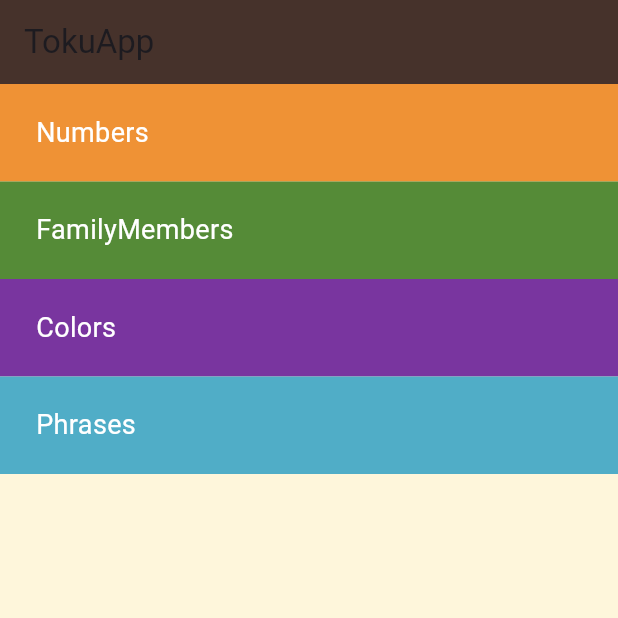
After one commit to faresarar/toku, a Flutter app: the screen it shows after launch, on a phone screen of 412 x 824 dp, the top half of it. The commit adds this screen. Run offline on Flutter 3.47's test engine with Material 3 defaults, Android fonts, the phone set to English and light mode, and no system bars.

Commit message:
Refactor Home Page

```diff
--- /dev/null
+++ b/lib/screens/home_page.dart
@@ -0,0 +1,26 @@
+import 'package:flutter/material.dart';
+
+import '../widgets/Category.dart';
+
+class HomePage extends StatelessWidget {
+  const HomePage({super.key});
+
+  @override
+  Widget build(BuildContext context) {
+    return Scaffold(
+      backgroundColor: const Color(0xffFEF6DB),
+      appBar: AppBar(
+        backgroundColor: const Color(0xff46322B),
+        title: const Text("TokuApp"),
+      ),
+      body: const Column(
+        children: [
+          Category(text: "Numbers",color: Color(0xffEF9235),),
+          Category(text: "FamilyMembers",color: Color(0xff558B37),),
+          Category(text: "Colors",color: Color(0xff79359F),),
+          Category(text: "Phrases",color: Color(0xff50ADC7),),
+        ],
+      ),
+    );
+  }
+}
--- /dev/null
+++ b/lib/widgets/Category.dart
@@ -0,0 +1,25 @@
+import 'package:flutter/material.dart';
+
+class Category extends StatelessWidget {
+  final String? text;
+  final Color? color;
+
+  const Category({super.key, this.color, this.text});
+  @override
+  Widget build(BuildContext context) {
+    return Container(
+      padding: const EdgeInsets.only(left: 24),
+      alignment: Alignment.centerLeft,
+      height: 65,
+      width: double.infinity, // take the space available to you
+      color: color,
+      child: Text(
+        text!,
+        style: const TextStyle(
+          color: Colors.white,
+          fontSize: 18,
+        ),
+      ),
+    );
+  }
+}
```
Also changed, not shown: lib/main.dart (+3 -68 lines).
